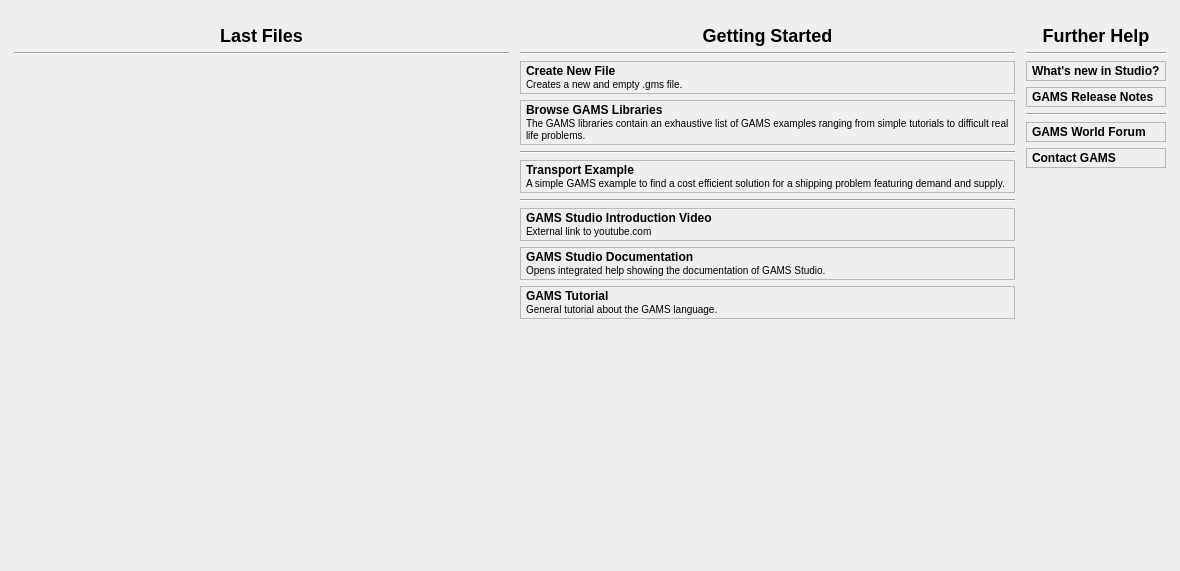
Old version of the form src/welcomepage.ui in the repository GAMS-dev/studio.
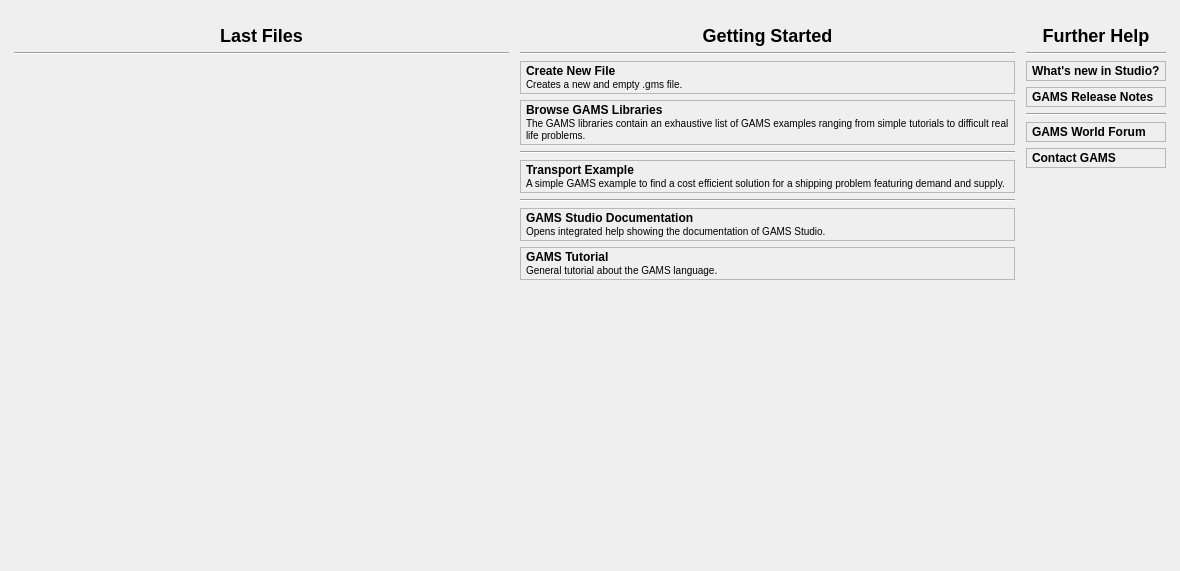
New version of the form. Custom widgets are drawn as their Qt base class.

Commit message: removed link to outdated introduction video and update CHANGELOG

Diff of the .ui file:
```diff
--- a/src/welcomepage.ui
+++ b/src/welcomepage.ui
@@ -409,28 +409,6 @@
                  </property>
                 </widget>
                </item>
-               <item>
-                <widget class="gams::studio::WpLabel" name="label_tutvid">
-                 <property name="mouseTracking">
-                  <bool>true</bool>
-                 </property>
-                 <property name="frameShape">
-                  <enum>QFrame::StyledPanel</enum>
-                 </property>
-                 <property name="text">
-                  <string>&lt;html&gt;&lt;head/&gt;&lt;body&gt;&lt;table style=&quot;vertical-align: top;&quot;&gt;&lt;tr&gt;&lt;td&gt;&lt;span style=&quot; font-weight:600;&quot;&gt;GAMS Studio Introduction Video&lt;/span&gt;&lt;br/&gt;&lt;span style=&quot; font-size:small;&quot;&gt;External link to youtube.com&lt;/span&gt;&lt;/td&gt;&lt;/tr&gt;&lt;/table&gt;&lt;/body&gt;&lt;/html&gt;</string>
-                 </property>
-                 <property name="wordWrap">
-                  <bool>true</bool>
-                 </property>
-                 <property name="margin">
-                  <number>4</number>
-                 </property>
-                 <property name="link" stdset="0">
-                  <string>https://www.youtube.com/watch?v=p1D86dpyFfY</string>
-                 </property>
-                </widget>
-               </item>
                <item>
                 <widget class="gams::studio::WpLabel" name="label_doc_studio">
                  <property name="font">
```
The commit also changes 2 other files.
